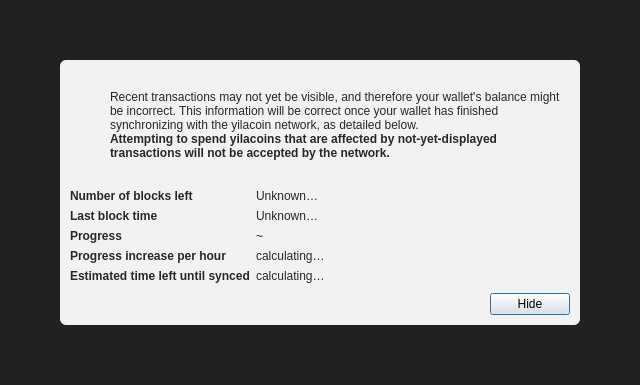
Qt form src/qt/forms/modaloverlay.ui (kylacoin/kylacoin) before a commit.
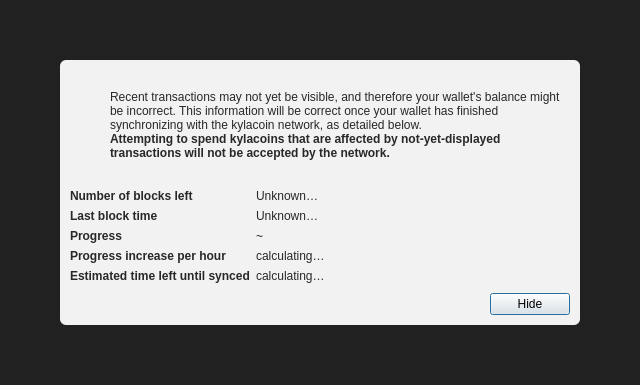
The same form after that commit. Icons and pictures are not drawn.

```diff
--- a/src/qt/forms/modaloverlay.ui
+++ b/src/qt/forms/modaloverlay.ui
@@ -130,7 +130,7 @@
              <item>
               <widget class="QLabel" name="infoText">
                <property name="text">
-                <string>Recent transactions may not yet be visible, and therefore your wallet's balance might be incorrect. This information will be correct once your wallet has finished synchronizing with the yilacoin network, as detailed below.</string>
+                <string>Recent transactions may not yet be visible, and therefore your wallet's balance might be incorrect. This information will be correct once your wallet has finished synchronizing with the kylacoin network, as detailed below.</string>
                </property>
                <property name="textFormat">
                 <enum>Qt::RichText</enum>
@@ -149,7 +149,7 @@
                 </font>
                </property>
                <property name="text">
-                <string>Attempting to spend yilacoins that are affected by not-yet-displayed transactions will not be accepted by the network.</string>
+                <string>Attempting to spend kylacoins that are affected by not-yet-displayed transactions will not be accepted by the network.</string>
                </property>
                <property name="textFormat">
                 <enum>Qt::RichText</enum>
```
